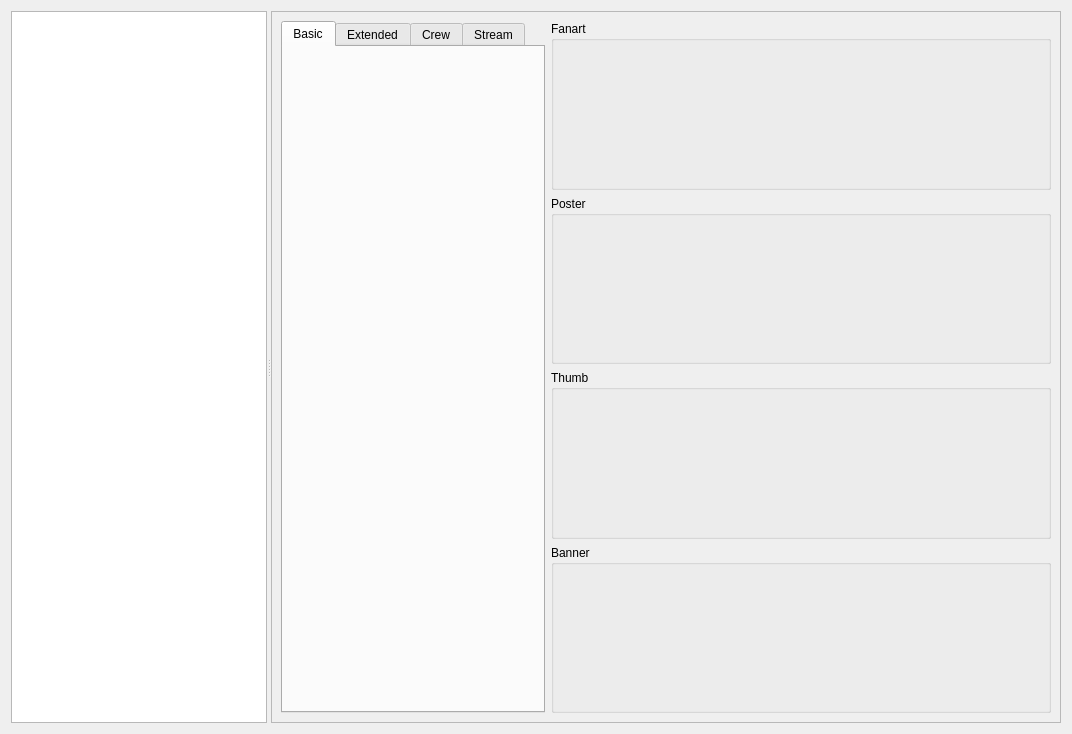
Old version of the form cvideowidget.ui in the repository birkeh/qtKodiAdmin.
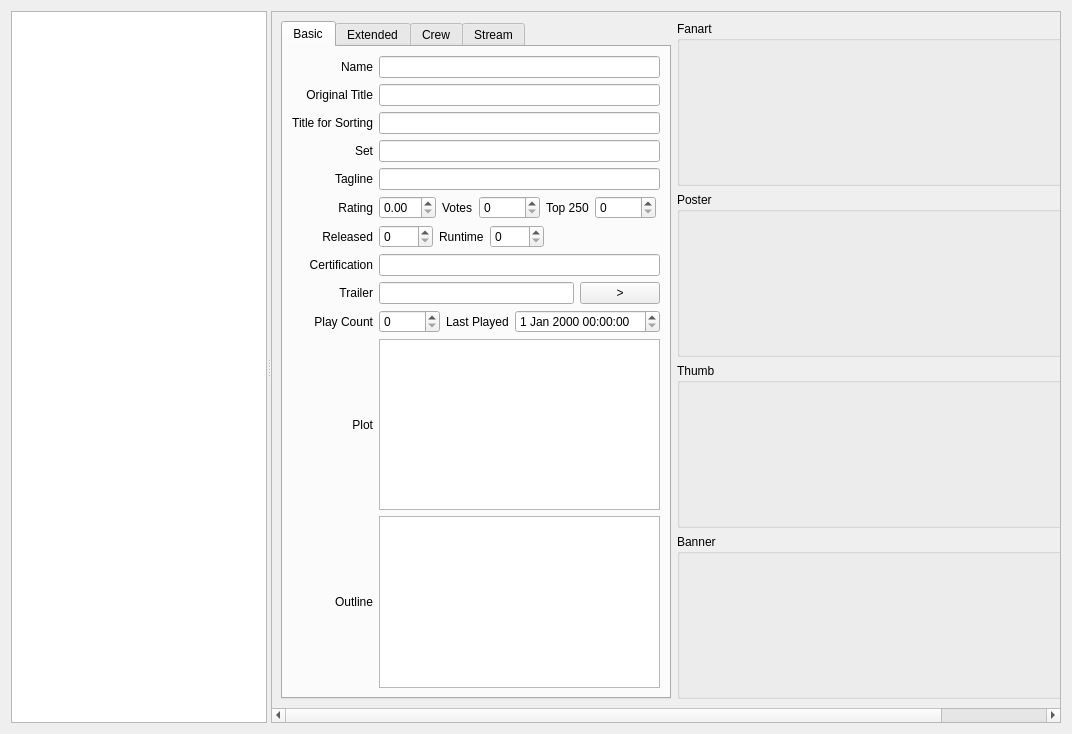
New version of the form. The open tabs and pages were chosen to show the change.

```diff
--- a/cvideowidget.ui
+++ b/cvideowidget.ui
@@ -63,8 +63,8 @@
         <rect>
          <x>0</x>
          <y>0</y>
-         <width>791</width>
-         <height>714</height>
+         <width>901</width>
+         <height>697</height>
         </rect>
        </property>
        <layout class="QGridLayout" name="gridLayout_6">
@@ -79,6 +79,316 @@
              <attribute name="title">
               <string>Basic</string>
              </attribute>
+             <layout class="QGridLayout" name="gridLayout_8">
+              <item row="0" column="0">
+               <layout class="QGridLayout" name="gridLayout_7">
+                <item row="3" column="0">
+                 <widget class="QLabel" name="label_4">
+                  <property name="text">
+                   <string>Set</string>
+                  </property>
+                  <property name="alignment">
+                   <set>Qt::AlignRight|Qt::AlignTrailing|Qt::AlignVCenter</set>
+                  </property>
+                 </widget>
+                </item>
+                <item row="4" column="1">
+                 <widget class="QLineEdit" name="m_lpTagline"/>
+                </item>
+                <item row="5" column="0">
+                 <widget class="QLabel" name="label_6">
+                  <property name="text">
+                   <string>Rating</string>
+                  </property>
+                  <property name="alignment">
+                   <set>Qt::AlignRight|Qt::AlignTrailing|Qt::AlignVCenter</set>
+                  </property>
+                 </widget>
+                </item>
+                <item row="4" column="0">
+                 <widget class="QLabel" name="label_5">
+                  <property name="text">
+                   <string>Tagline</string>
+                  </property>
+                  <property name="alignment">
+                   <set>Qt::AlignRight|Qt::AlignTrailing|Qt::AlignVCenter</set>
+                  </property>
+                 </widget>
+                </item>
+                <item row="3" column="1">
+                 <widget class="QLineEdit" name="m_lpSet"/>
+                </item>
+                <item row="5" column="1">
+                 <layout class="QHBoxLayout" name="horizontalLayout_2">
+                  <item>
+                   <widget class="QDoubleSpinBox" name="m_lpRating"/>
+                  </item>
+                  <item>
+                   <widget class="QLabel" name="label_7">
+                    <property name="text">
+                     <string>Votes</string>
+                    </property>
+                   </widget>
+                  </item>
+                  <item>
+                   <widget class="QSpinBox" name="m_lpRatingVotes">
+                    <property name="maximum">
+                     <number>99999</number>
+                    </property>
+                   </widget>
+                  </item>
+                  <item>
+                   <widget class="QLabel" name="label_8">
+                    <property name="text">
+                     <string>Top 250</string>
+                    </property>
+                   </widget>
+                  </item>
+                  <item>
+                   <widget class="QSpinBox" name="m_lpTop250">
+                    <property name="maximum">
+                     <number>99999</number>
+                    </property>
+                   </widget>
+                  </item>
+                  <item>
+                   <spacer name="horizontalSpacer_3">
+                    <property name="orientation">
+                     <enum>Qt::Horizontal</enum>
+                    </property>
+                    <property name="sizeHint" stdset="0">
+                     <size>
+                      <width>40</width>
+                      <height>20</height>
+                     </size>
+                    </property>
+                   </spacer>
+                  </item>
+                  <item>
+                   <spacer name="horizontalSpacer">
+                    <property name="orientation">
+                     <enum>Qt::Horizontal</enum>
+                    </property>
+                    <property name="sizeHint" stdset="0">
+                     <size>
+                      <width>40</width>
+                      <height>20</height>
+                     </size>
+                    </property>
+                   </spacer>
+                  </item>
+                 </layout>
+                </item>
+                <item row="1" column="0">
+                 <widget class="QLabel" name="label_2">
+                  <property name="text">
+                   <string>Original Title</string>
+                  </property>
+                  <property name="alignment">
+                   <set>Qt::AlignRight|Qt::AlignTrailing|Qt::AlignVCenter</set>
+                  </property>
+                 </widget>
+                </item>
+                <item row="1" column="1">
+                 <widget class="QLineEdit" name="m_lpOriginalTitle"/>
+                </item>
+                <item row="0" column="1">
+                 <widget class="QLineEdit" name="m_lpTitle"/>
+                </item>
+                <item row="0" column="0">
+                 <widget class="QLabel" name="label">
+                  <property name="text">
+                   <string>Name</string>
+                  </property>
+                  <property name="alignment">
+                   <set>Qt::AlignRight|Qt::AlignTrailing|Qt::AlignVCenter</set>
+                  </property>
+                 </widget>
+                </item>
+                <item row="2" column="1">
+                 <widget class="QLineEdit" name="m_lpTitleForSorting"/>
+                </item>
+                <item row="2" column="0">
+                 <widget class="QLabel" name="label_3">
+                  <property name="text">
+                   <string>Title for Sorting</string>
+                  </property>
+                  <property name="alignment">
+                   <set>Qt::AlignRight|Qt::AlignTrailing|Qt::AlignVCenter</set>
+                  </property>
+                 </widget>
+                </item>
+                <item row="6" column="0">
+                 <widget class="QLabel" name="label_9">
+                  <property name="text">
+                   <string>Released</string>
+                  </property>
+                  <property name="alignment">
+                   <set>Qt::AlignRight|Qt::AlignTrailing|Qt::AlignVCenter</set>
+                  </property>
+                 </widget>
+                </item>
+                <item row="7" column="1">
+                 <widget class="QLineEdit" name="m_lpCertification"/>
+                </item>
+                <item row="8" column="0">
+                 <widget class="QLabel" name="label_14">
+                  <property name="text">
+                   <string>Trailer</string>
+                  </property>
+                  <property name="alignment">
+                   <set>Qt::AlignRight|Qt::AlignTrailing|Qt::AlignVCenter</set>
+                  </property>
+                 </widget>
+                </item>
+                <item row="7" column="0">
+                 <widget class="QLabel" name="label_13">
+                  <property name="text">
+                   <string>Certification</string>
+                  </property>
+                  <property name="alignment">
+                   <set>Qt::AlignRight|Qt::AlignTrailing|Qt::AlignVCenter</set>
+                  </property>
+                 </widget>
+                </item>
+                <item row="11" column="0">
+                 <widget class="QLabel" name="label_18">
+                  <property name="text">
+                   <string>Outline</string>
+                  </property>
+                  <property name="alignment">
+                   <set>Qt::AlignRight|Qt::AlignTrailing|Qt::AlignVCenter</set>
+                  </property>
+                 </widget>
+                </item>
+                <item row="8" column="1">
+                 <layout class="QHBoxLayout" name="horizontalLayout_5">
+                  <item>
+                   <widget class="QLineEdit" name="m_lpTrailer"/>
+                  </item>
+                  <item>
+                   <widget class="QPushButton" name="m_lpTrailerPlay">
+                    <property name="text">
+                     <string>&gt;</string>
+                    </property>
+                   </widget>
+                  </item>
+                 </layout>
+                </item>
+                <item row="6" column="1">
+                 <layout class="QHBoxLayout" name="horizontalLayout_4">
+                  <item>
+                   <widget class="QSpinBox" name="m_lpReleased">
+                    <property name="maximum">
+                     <number>2999</number>
+                    </property>
+                   </widget>
+                  </item>
+                  <item>
+                   <widget class="QLabel" name="label_10">
+                    <property name="text">
+                     <string>Runtime</string>
+                    </property>
+                   </widget>
+                  </item>
+                  <item>
+                   <widget class="QSpinBox" name="m_lpRuntime">
+                    <property name="maximum">
+                     <number>3000</number>
+                    </property>
+                   </widget>
+                  </item>
+                  <item>
+                   <spacer name="horizontalSpacer_2">
+                    <property name="orientation">
+                     <enum>Qt::Horizontal</enum>
+                    </property>
+                    <property name="sizeHint" stdset="0">
+                     <size>
+                      <width>40</width>
+                      <height>20</height>
+                     </size>
+                    </property>
+                   </spacer>
+                  </item>
+                 </layout>
+                </item>
+                <item row="11" column="1">
+                 <widget class="QTextEdit" name="m_lpOutline"/>
+                </item>
+                <item row="10" column="1">
+                 <widget class="QTextEdit" name="m_lpPlot"/>
+                </item>
+                <item row="9" column="0">
+                 <widget class="QLabel" name="label_15">
+                  <property name="text">
+                   <string>Play Count</string>
+                  </property>
+                  <property name="alignment">
+                   <set>Qt::AlignRight|Qt::AlignTrailing|Qt::AlignVCenter</set>
+                  </property>
+                 </widget>
+                </item>
+                <item row="9" column="1">
+                 <layout class="QHBoxLayout" name="horizontalLayout_6">
+                  <item>
+                   <widget class="QSpinBox" name="m_lpPlayCount">
+                    <property name="maximum">
+                     <number>99999</number>
+                    </property>
+                   </widget>
+                  </item>
+                  <item>
+                   <widget class="QLabel" name="label_16">
+                    <property name="text">
+                     <string>Last Played</string>
+                    </property>
+                   </widget>
+                  </item>
+                  <item>
+                   <widget class="QDateTimeEdit" name="m_lpLastPlayed"/>
+                  </item>
+                  <item>
+                   <spacer name="horizontalSpacer_4">
+                    <property name="orientation">
+                     <enum>Qt::Horizontal</enum>
+                    </property>
+                    <property name="sizeHint" stdset="0">
+                     <size>
+                      <width>40</width>
+                      <height>20</height>
+                     </size>
+                    </property>
+                   </spacer>
+                  </item>
+                 </layout>
+                </item>
+                <item row="10" column="0">
+                 <widget class="QLabel" name="label_17">
+                  <property name="text">
+                   <string>Plot</string>
+                  </property>
+                  <property name="alignment">
+                   <set>Qt::AlignRight|Qt::AlignTrailing|Qt::AlignVCenter</set>
+                  </property>
+                 </widget>
+                </item>
+               </layout>
+              </item>
+              <item row="2" column="0">
+               <spacer name="verticalSpacer">
+                <property name="orientation">
+                 <enum>Qt::Vertical</enum>
+                </property>
+                <property name="sizeHint" stdset="0">
+                 <size>
+                  <width>20</width>
+                  <height>40</height>
+                 </size>
+                </property>
+               </spacer>
+              </item>
+             </layout>
             </widget>
             <widget class="QWidget" name="m_lpInformationTabExtended">
              <attribute name="title">
```
Left out of the diff: 216 changed lines with no effect on the pictures.
